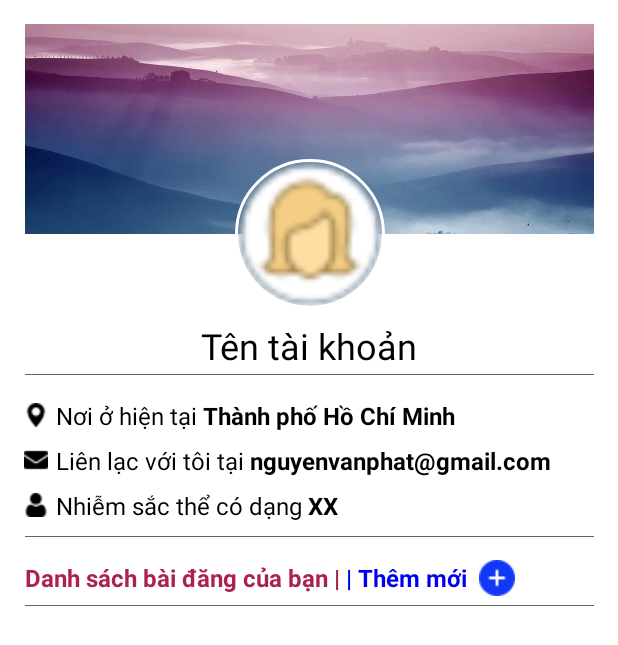
After one commit to nubmaster-69/Android-Team-Project, an Android app: the fragment ProfileFragment placed in its activity, on a phone screen of 412 x 824 dp. The commit adds this screen. Shown: the top 645 px of the screen. Run offline under Robolectric (Android 15) with nearby library versions, the phone set to English and light mode, and no system bars; our stand-ins replace CircleImageView, Firebase (no records; nobody signed in at launch, a user with empty details on screens opened directly); Roboto replaces fonts that are not available here.

Commit message:
add profile and add post layout

```diff
--- /dev/null
+++ b/app/src/main/java/com/hisu/androidteamproject/fragment/ProfileFragment.java
@@ -0,0 +1,44 @@
+package com.hisu.androidteamproject.fragment;
+
+import android.os.Bundle;
+import android.view.LayoutInflater;
+import android.view.View;
+import android.view.ViewGroup;
+import android.widget.ImageButton;
+
+import androidx.fragment.app.Fragment;
+
+import com.hisu.androidteamproject.MainActivity;
+import com.hisu.androidteamproject.R;
+
+public class ProfileFragment extends Fragment {
+
+    private ImageButton ibtnAdd;
+    private MainActivity containerActivity;
+
+    @Override
+    public View onCreateView(LayoutInflater inflater, ViewGroup container,
+                             Bundle savedInstancesState) {
+        View profileView = inflater.inflate(R.layout.fragment_user_profile, container, false);
+
+        initFragmentUI(profileView);
+
+        ibtnAdd.setOnClickListener(view -> switchToAddPostScreen());
+
+        return profileView;
+    }
+
+    private void initFragmentUI(View profileView) {
+        containerActivity = (MainActivity) getActivity();
+        ibtnAdd = profileView.findViewById(R.id.ibtnAdd);
+    }
+
+    private void switchToAddPostScreen() {
+        containerActivity.getSupportFragmentManager()
+                .beginTransaction()
+                .setCustomAnimations(R.anim.slide_in_left, R.anim.slide_out_left)
+                .replace(containerActivity.getFrmContainer().getId(), new AddPostFragment())
+                .addToBackStack("add_post")
+                .commit();
+    }
+}
--- /dev/null
+++ b/app/src/main/res/drawable/layout_border_bottom.xml
@@ -0,0 +1,9 @@
+<?xml version="1.0" encoding="utf-8" ?>
+<layer-list xmlns:android="http://schemas.android.com/apk/res/android" >
+    <item android:gravity="bottom">
+        <shape>
+            <size android:height="1px" />
+            <solid android:color="#646464" />
+        </shape>
+    </item>
+</layer-list>
--- /dev/null
+++ b/app/src/main/res/layout/fragment_user_profile.xml
@@ -0,0 +1,213 @@
+<?xml version="1.0" encoding="utf-8"?>
+<androidx.constraintlayout.widget.ConstraintLayout xmlns:android="http://schemas.android.com/apk/res/android"
+    xmlns:app="http://schemas.android.com/apk/res-auto"
+    xmlns:tools="http://schemas.android.com/tools"
+    android:layout_width="match_parent"
+    android:layout_height="match_parent">
+
+    <androidx.constraintlayout.widget.ConstraintLayout
+        android:id="@+id/constraintLayout3"
+        android:layout_width="379dp"
+        android:layout_height="250dp"
+        android:layout_marginStart="16dp"
+        android:layout_marginEnd="16dp"
+        android:background="@drawable/layout_border_bottom"
+        app:layout_constraintEnd_toEndOf="parent"
+        app:layout_constraintStart_toStartOf="parent"
+        app:layout_constraintTop_toTopOf="parent">
+
+        <ImageView
+            android:id="@+id/imageView"
+            android:layout_width="379dp"
+            android:layout_height="140dp"
+            android:layout_marginTop="16dp"
+            android:scaleType="centerCrop"
+            app:layout_constraintEnd_toEndOf="parent"
+            app:layout_constraintStart_toStartOf="parent"
+            app:layout_constraintTop_toTopOf="parent"
+            app:srcCompat="@drawable/bg_profile" />
+
+        <de.hdodenhof.circleimageview.CircleImageView
+            android:id="@+id/profile_image"
+            android:layout_width="100dp"
+            android:layout_height="100dp"
+            android:layout_marginTop="-50dp"
+            android:src="@drawable/ic_female"
+            app:civ_border_color="#FFFFFF"
+            app:civ_border_width="2dp"
+            app:layout_constraintEnd_toEndOf="parent"
+            app:layout_constraintStart_toStartOf="parent"
+            app:layout_constraintTop_toBottomOf="@+id/imageView" />
+
+        <TextView
+            android:id="@+id/textView4"
+            android:layout_width="wrap_content"
+            android:layout_height="wrap_content"
+            android:layout_marginTop="8dp"
+            android:text="Tên tài khoản"
+            android:textColor="#000000"
+            android:textSize="24sp"
+            app:layout_constraintEnd_toEndOf="parent"
+            app:layout_constraintStart_toStartOf="parent"
+            app:layout_constraintTop_toBottomOf="@+id/profile_image" />
+    </androidx.constraintlayout.widget.ConstraintLayout>
+
+    <TextView
+        android:id="@+id/textView9"
+        android:layout_width="wrap_content"
+        android:layout_height="wrap_content"
+        android:layout_marginStart="16dp"
+        android:layout_marginTop="8dp"
+        android:text="Nhiễm sắc thể có dạng"
+        android:textColor="#000000"
+        android:textSize="16sp"
+        android:drawableLeft="@drawable/p_ic_gender"
+        android:drawablePadding="5dp"
+        app:layout_constraintStart_toStartOf="parent"
+        app:layout_constraintTop_toBottomOf="@+id/textView10" />
+
+    <TextView
+        android:id="@+id/textView10"
+        android:layout_width="wrap_content"
+        android:layout_height="wrap_content"
+        android:layout_marginStart="16dp"
+        android:layout_marginTop="8dp"
+        android:text="Liên lạc với tôi tại"
+        android:textColor="#000000"
+        android:textSize="16sp"
+        android:drawableLeft="@drawable/p_ic_email"
+        android:drawablePadding="5dp"
+        app:layout_constraintStart_toStartOf="parent"
+        app:layout_constraintTop_toBottomOf="@+id/textView11" />
+
+    <TextView
+        android:id="@+id/textView11"
+        android:layout_width="wrap_content"
+        android:layout_height="wrap_content"
+        android:layout_marginStart="16dp"
+        android:layout_marginTop="8dp"
+        android:drawableLeft="@drawable/p_ic_location"
+        android:drawablePadding="5dp"
+        android:text="Nơi ở hiện tại"
+        android:textColor="#000000"
+        android:textSize="16sp"
+        app:layout_constraintStart_toStartOf="parent"
+        app:layout_constraintTop_toTopOf="@+id/constraintLayout4" />
+
+    <TextView
+        android:id="@+id/textView12"
+        android:layout_width="wrap_content"
+        android:layout_height="wrap_content"
+        android:layout_marginStart="4dp"
+        android:layout_marginTop="8dp"
+        android:text="nguyenvanphat@gmail.com"
+        android:textColor="#000000"
+        android:textSize="16sp"
+        android:textStyle="bold"
+        app:layout_constraintStart_toEndOf="@+id/textView10"
+        app:layout_constraintTop_toBottomOf="@+id/textView13" />
+
+    <TextView
+        android:id="@+id/textView13"
+        android:layout_width="wrap_content"
+        android:layout_height="wrap_content"
+        android:layout_marginStart="4dp"
+        android:layout_marginTop="8dp"
+        android:text="Thành phố Hồ Chí Minh"
+        android:textColor="#000000"
+        android:textSize="16sp"
+        android:textStyle="bold"
+        app:layout_constraintStart_toEndOf="@+id/textView11"
+        app:layout_constraintTop_toTopOf="@+id/constraintLayout4" />
+
+    <TextView
+        android:id="@+id/textView14"
+        android:layout_width="wrap_content"
+        android:layout_height="wrap_content"
+        android:layout_marginStart="4dp"
+        android:layout_marginTop="8dp"
+        android:text="XX"
+        android:textColor="#000000"
+        android:textSize="16sp"
+        android:textStyle="bold"
+        app:layout_constraintStart_toEndOf="@+id/textView9"
+        app:layout_constraintTop_toBottomOf="@+id/textView12" />
+
+    <androidx.constraintlayout.widget.ConstraintLayout
+        android:id="@+id/constraintLayout4"
+        android:layout_width="379dp"
+        android:layout_height="100dp"
+        android:layout_marginTop="8dp"
+        android:background="@drawable/layout_border_bottom"
+        app:layout_constraintEnd_toEndOf="parent"
+        app:layout_constraintStart_toStartOf="parent"
+        app:layout_constraintTop_toBottomOf="@+id/constraintLayout3">
+
+    </androidx.constraintlayout.widget.ConstraintLayout>
+
+    <androidx.recyclerview.widget.RecyclerView
+        android:layout_width="379dp"
+        android:layout_height="319dp"
+        android:layout_marginStart="16dp"
+        android:layout_marginTop="8dp"
+        android:layout_marginEnd="16dp"
+        app:layout_constraintEnd_toEndOf="parent"
+        app:layout_constraintStart_toStartOf="parent"
+        app:layout_constraintTop_toBottomOf="@+id/constraintLayout5" />
+
+    <androidx.constraintlayout.widget.ConstraintLayout
+        android:id="@+id/constraintLayout5"
+        android:layout_width="379dp"
+        android:layout_height="38dp"
+        android:layout_marginStart="16dp"
+        android:layout_marginTop="8dp"
+        android:layout_marginEnd="16dp"
+        android:background="@drawable/layout_border_bottom"
+        app:layout_constraintEnd_toEndOf="parent"
+        app:layout_constraintStart_toStartOf="parent"
+        app:layout_constraintTop_toBottomOf="@+id/constraintLayout4">
+
+        <TextView
+            android:id="@+id/textView15"
+            android:layout_width="wrap_content"
+            android:layout_height="wrap_content"
+            android:layout_marginTop="8dp"
+            android:layout_marginBottom="8dp"
+            android:text="Danh sách bài đăng của bạn |"
+            android:textColor="#AB2153"
+            android:textSize="16sp"
+            android:textStyle="bold"
+            app:layout_constraintBottom_toBottomOf="parent"
+            app:layout_constraintStart_toStartOf="parent"
+            app:layout_constraintTop_toTopOf="parent" />
+
+        <TextView
+            android:id="@+id/textView16"
+            android:layout_width="wrap_content"
+            android:layout_height="wrap_content"
+            android:layout_marginStart="4dp"
+            android:layout_marginTop="8dp"
+            android:layout_marginBottom="8dp"
+            android:text="| Thêm mới"
+            android:textColor="#0000EE"
+            android:textSize="16sp"
+            android:textStyle="bold"
+            app:layout_constraintBottom_toBottomOf="parent"
+            app:layout_constraintStart_toEndOf="@+id/textView15"
+            app:layout_constraintTop_toTopOf="parent" />
+
+        <ImageButton
+            android:id="@+id/ibtnAdd"
+            android:layout_width="wrap_content"
+            android:layout_height="wrap_content"
+            android:layout_marginStart="8dp"
+            android:background="#FFFFFF"
+            app:layout_constraintBottom_toBottomOf="@+id/textView16"
+            app:layout_constraintStart_toEndOf="@+id/textView16"
+            app:layout_constraintTop_toTopOf="@+id/textView16"
+            app:srcCompat="@drawable/p_icon_addnew"
+            tools:ignore="TouchTargetSizeCheck" />
+
+    </androidx.constraintlayout.widget.ConstraintLayout>
+
+</androidx.constraintlayout.widget.ConstraintLayout>
```
Also changed, not shown: app/src/main/java/com/hisu/androidteamproject/fragment/AddPostFragment.java (added, +21 -0 lines), app/src/main/java/com/hisu/androidteamproject/fragment/NewFeedFragment.java (+14 -0 lines), app/src/main/res/layout/fragment_add_post.xml (added, +116 -0 lines), app/src/main/res/drawable/add_image.png (added), app/src/main/res/drawable/add_post_aohoa.png (added), app/src/main/res/drawable/bg_profile.png (added), app/src/main/res/drawable/p_ic_email.png (added), app/src/main/res/drawable/p_ic_gender.png (added), app/src/main/res/drawable/p_ic_location.png (added), app/src/main/res/drawable/p_icon_addnew.png (added).
